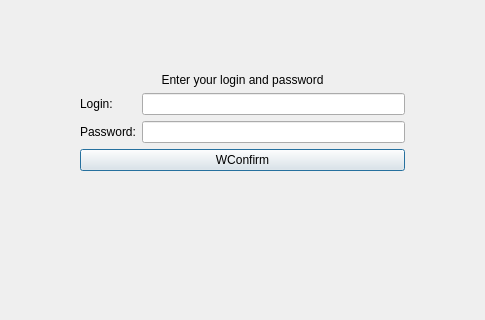
Above: OrderTickets/authorization.ui from N3wm1e/Hustle_Rep before the change; both pictures show x 256 to 741 and y 215 to 535 of the 997 by 673 pixel window. Below: the same form after it.
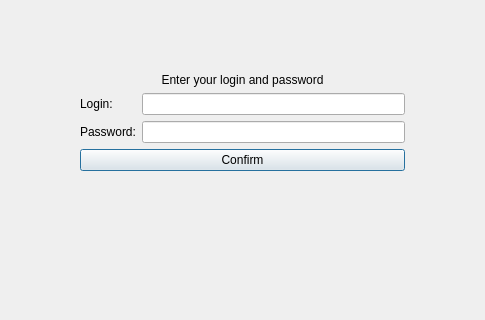
That is the form after the change.

What changed in the file:
```diff
--- a/OrderTickets/authorization.ui
+++ b/OrderTickets/authorization.ui
@@ -17,7 +17,7 @@
    <item row="3" column="1">
     <widget class="QPushButton" name="loginButton">
      <property name="text">
-      <string>WConfirm</string>
+      <string>Confirm</string>
      </property>
     </widget>
    </item>
```
